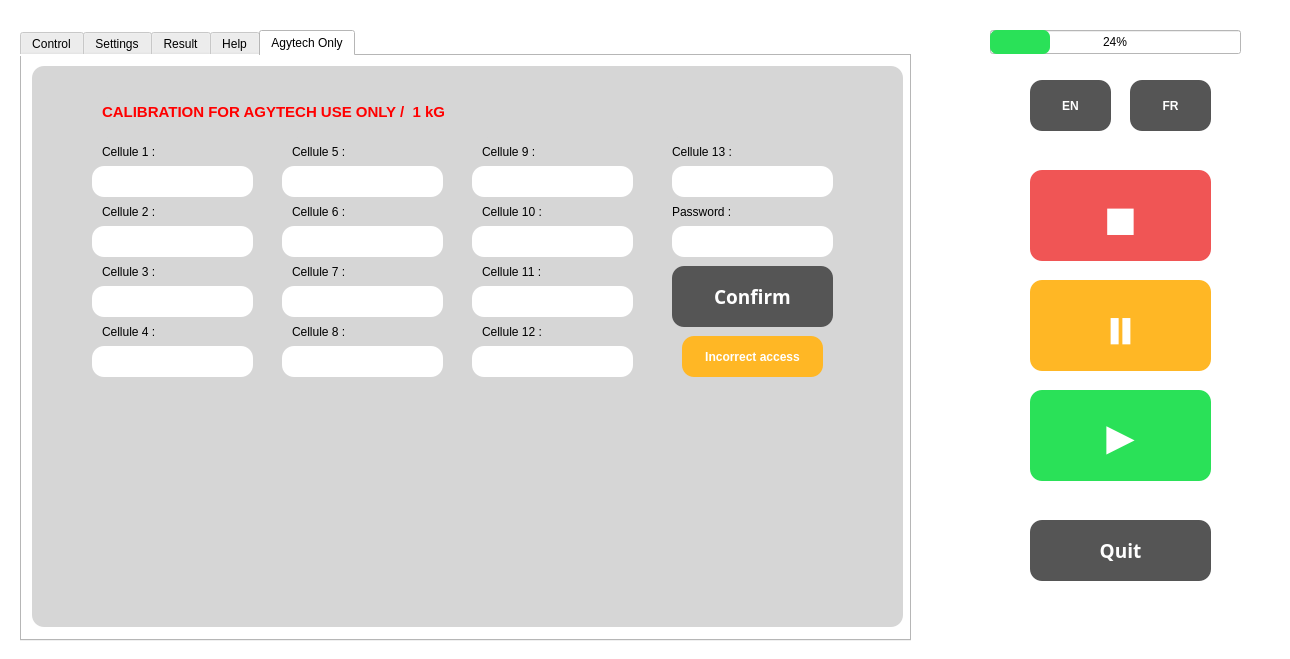
This is main/template/IHM.ui in thetintin1000/peel-test-compiled as Qt 5 draws it before an edit. The edited form follows.
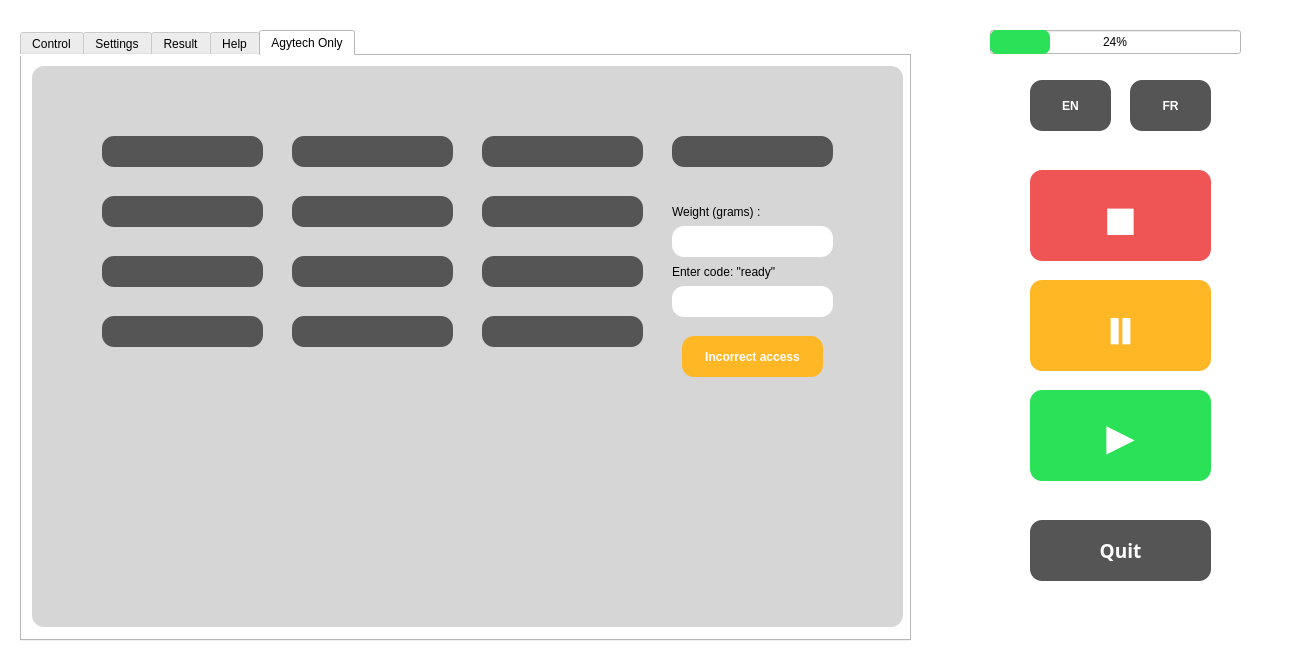
This is the edited form. The open tabs and pages were chosen to show the change. Icons and pictures are not drawn.

Patch:
```diff
--- a/main/template/IHM.ui
+++ b/main/template/IHM.ui
@@ -1281,9 +1281,9 @@
      </property>
      <property name="styleSheet">
       <string notr="true">background-color: rgb(214, 214, 214);
-color: white;
-border-radius: 12px; 
-</string>
+        color: white;
+        border-radius: 12px; 
+        </string>
      </property>
      <property name="frameShape">
       <enum>QFrame::StyledPanel</enum>
@@ -1291,22 +1291,7 @@
      <property name="frameShadow">
       <enum>QFrame::Raised</enum>
      </property>
-     <widget class="QLabel" name="CelluleCalibration1">
-      <property name="geometry">
-       <rect>
-        <x>70</x>
-        <y>70</y>
-        <width>161</width>
-        <height>31</height>
-       </rect>
-      </property>
-      <property name="styleSheet">
-       <string notr="true">color: black</string>
-      </property>
-      <property name="text">
-       <string>Cellule 1 :</string>
-      </property>
-     </widget>
+
      <widget class="QLabel" name="warningCalibration">
       <property name="geometry">
        <rect>
@@ -1335,19 +1320,20 @@
        <set>Qt::AlignCenter</set>
       </property>
      </widget>
-     <widget class="QPushButton" name="pushButtonCalibration">
+
+     <widget class="QPushButton" name="pushButtonCalibrateSensor1">
       <property name="geometry">
        <rect>
-        <x>640</x>
-        <y>200</y>
+        <x>70</x>
+        <y>70</y>
         <width>161</width>
-        <height>61</height>
+        <height>31</height>
        </rect>
       </property>
       <property name="font">
        <font>
         <family>Nunito Sans</family>
-        <pointsize>14</pointsize>
+        <pointsize>12</pointsize>
         <weight>75</weight>
         <bold>true</bold>
        </font>
@@ -1357,63 +1343,48 @@
 	background-color: rgb(85, 85, 85);
 	color: white;
 	border-radius: 12px; 
-}
-
-QPushButton:disabled{
-	background-color: rgb(214, 214, 214);
-	color: white;
-	border-radius: 12px; 
-}</string>
+        }
+        QPushButton:disabled{
+                background-color: rgb(214, 214, 214);
+                color: white;
+                border-radius: 12px; 
+        }</string>
       </property>
-      <property name="text">
-       <string>Confirm</string>
-      </property>
      </widget>
-     <widget class="QLineEdit" name="lineEditCelCalibration1">
+
+     <widget class="QPushButton" name="pushButtonCalibrateSensor2">
       <property name="geometry">
        <rect>
-        <x>60</x>
-        <y>100</y>
-        <width>161</width>
-        <height>31</height>
-       </rect>
-      </property>
-      <property name="styleSheet">
-       <string notr="true">background-color: white;
-color: black;</string>
-      </property>
-     </widget>
-     <widget class="QLabel" name="CelluleCalibration2">
-      <property name="geometry">
-       <rect>
         <x>70</x>
         <y>130</y>
         <width>161</width>
         <height>31</height>
        </rect>
       </property>
-      <property name="styleSheet">
-       <string notr="true">color: black</string>
+      <property name="font">
+       <font>
+        <family>Nunito Sans</family>
+        <pointsize>12</pointsize>
+        <weight>75</weight>
+        <bold>true</bold>
+       </font>
       </property>
-      <property name="text">
-       <string>Cellule 2 :</string>
-      </property>
-     </widget>
-     <widget class="QLineEdit" name="lineEditCelCalibration2">
-      <property name="geometry">
-       <rect>
-        <x>60</x>
-        <y>160</y>
-        <width>161</width>
-        <height>31</height>
-       </rect>
-      </property>
       <property name="styleSheet">
-       <string notr="true">background-color: white;
-color: black;</string>
+       <string notr="true">QPushButton:enabled{
+	background-color: rgb(85, 85, 85);
+	color: white;
+	border-radius: 12px; 
+        }
+
+        QPushButton:disabled{
+                background-color: rgb(214, 214, 214);
+                color: white;
+                border-radius: 12px; 
+        }</string>
       </property>
      </widget>
-     <widget class="QLabel" name="CelluleCalibration3">
+
+     <widget class="QPushButton" name="pushButtonCalibrateSensor3">
       <property name="geometry">
        <rect>
         <x>70</x>
@@ -1422,28 +1393,30 @@
         <height>31</height>
        </rect>
       </property>
-      <property name="styleSheet">
-       <string notr="true">color: black</string>
+      <property name="font">
+       <font>
+        <family>Nunito Sans</family>
+        <pointsize>12</pointsize>
+        <weight>75</weight>
+        <bold>true</bold>
+       </font>
       </property>
-      <property name="text">
-       <string>Cellule 3 :</string>
-      </property>
-     </widget>
-     <widget class="QLineEdit" name="lineEditCelCalibration3">
-      <property name="geometry">
-       <rect>
-        <x>60</x>
-        <y>220</y>
-        <width>161</width>
-        <height>31</height>
-       </rect>
-      </property>
       <property name="styleSheet">
-       <string notr="true">background-color: white;
-color: black;</string>
+       <string notr="true">QPushButton:enabled{
+	background-color: rgb(85, 85, 85);
+	color: white;
+	border-radius: 12px; 
+        }
+
+        QPushButton:disabled{
+                background-color: rgb(214, 214, 214);
+                color: white;
+                border-radius: 12px; 
+        }</string>
       </property>
      </widget>
-     <widget class="QLabel" name="CelluleCalibration4">
+
+     <widget class="QPushButton" name="pushButtonCalibrateSensor4">
       <property name="geometry">
        <rect>
         <x>70</x>
@@ -1452,28 +1425,30 @@
         <height>31</height>
        </rect>
       </property>
-      <property name="styleSheet">
-       <string notr="true">color: black</string>
+      <property name="font">
+       <font>
+        <family>Nunito Sans</family>
+        <pointsize>12</pointsize>
+        <weight>75</weight>
+        <bold>true</bold>
+       </font>
       </property>
-      <property name="text">
-       <string>Cellule 4 :</string>
-      </property>
-     </widget>
-     <widget class="QLineEdit" name="lineEditCelCalibration4">
-      <property name="geometry">
-       <rect>
-        <x>60</x>
-        <y>280</y>
-        <width>161</width>
-        <height>31</height>
-       </rect>
-      </property>
       <property name="styleSheet">
-       <string notr="true">background-color: white;
-color: black;</string>
+       <string notr="true">QPushButton:enabled{
+	background-color: rgb(85, 85, 85);
+	color: white;
+	border-radius: 12px; 
+        }
+
+        QPushButton:disabled{
+                background-color: rgb(214, 214, 214);
+                color: white;
+                border-radius: 12px; 
+        }</string>
       </property>
      </widget>
-     <widget class="QLabel" name="CelluleCalibration5">
+
+     <widget class="QPushButton" name="pushButtonCalibrateSensor5">
       <property name="geometry">
        <rect>
         <x>260</x>
@@ -1482,28 +1457,30 @@
         <height>31</height>
        </rect>
       </property>
-      <property name="styleSheet">
-       <string notr="true">color: black</string>
+      <property name="font">
+       <font>
+        <family>Nunito Sans</family>
+        <pointsize>12</pointsize>
+        <weight>75</weight>
+        <bold>true</bold>
+       </font>
       </property>
-      <property name="text">
-       <string>Cellule 5 :</string>
-      </property>
-     </widget>
-     <widget class="QLineEdit" name="lineEditCelCalibration5">
-      <property name="geometry">
-       <rect>
-        <x>250</x>
-        <y>100</y>
-        <width>161</width>
-        <height>31</height>
-       </rect>
-      </property>
       <property name="styleSheet">
-       <string notr="true">background-color: white;
-color: black;</string>
+       <string notr="true">QPushButton:enabled{
+	background-color: rgb(85, 85, 85);
+	color: white;
+	border-radius: 12px; 
+        }
+
+        QPushButton:disabled{
+                background-color: rgb(214, 214, 214);
+                color: white;
+                border-radius: 12px; 
+        }</string>
       </property>
      </widget>
-     <widget class="QLabel" name="CelluleCalibration6">
+
+     <widget class="QPushButton" name="pushButtonCalibrateSensor6">
       <property name="geometry">
        <rect>
         <x>260</x>
@@ -1512,28 +1489,30 @@
         <height>31</height>
        </rect>
       </property>
-      <property name="styleSheet">
-       <string notr="true">color: black</string>
+      <property name="font">
+       <font>
+        <family>Nunito Sans</family>
+        <pointsize>12</pointsize>
+        <weight>75</weight>
+        <bold>true</bold>
+       </font>
       </property>
-      <property name="text">
-       <string>Cellule 6 :</string>
-      </property>
-     </widget>
-     <widget class="QLineEdit" name="lineEditCelCalibration6">
-      <property name="geometry">
-       <rect>
-        <x>250</x>
-        <y>160</y>
-        <width>161</width>
-        <height>31</height>
-       </rect>
-      </property>
       <property name="styleSheet">
-       <string notr="true">background-color: white;
-color: black;</string>
+       <string notr="true">QPushButton:enabled{
+	background-color: rgb(85, 85, 85);
+	color: white;
+	border-radius: 12px; 
+        }
+
+        QPushButton:disabled{
+                background-color: rgb(214, 214, 214);
+                color: white;
+                border-radius: 12px; 
+        }</string>
       </property>
      </widget>
-     <widget class="QLabel" name="CelluleCalibration7">
+
+     <widget class="QPushButton" name="pushButtonCalibrateSensor7">
       <property name="geometry">
        <rect>
         <x>260</x>
@@ -1542,140 +1521,226 @@
         <height>31</height>
        </rect>
       </property>
+      <property name="font">
+       <font>
+        <family>Nunito Sans</family>
+        <pointsize>12</pointsize>
+        <weight>75</weight>
+        <bold>true</bold>
+       </font>
+      </property>
       <property name="styleSheet">
-       <string notr="true">color: black</string>
+       <string notr="true">QPushButton:enabled{
+	background-color: rgb(85, 85, 85);
+	color: white;
+	border-radius: 12px; 
+        }
+
+        QPushButton:disabled{
+                background-color: rgb(214, 214, 214);
+                color: white;
+                border-radius: 12px; 
+        }</string>
       </property>
-      <property name="text">
-       <string>Cellule 7 :</string>
-      </property>
      </widget>
-     <widget class="QLineEdit" name="lineEditCelCalibration7">
+
+     <widget class="QPushButton" name="pushButtonCalibrateSensor8">
       <property name="geometry">
        <rect>
-        <x>250</x>
-        <y>220</y>
+        <x>260</x>
+        <y>250</y>
         <width>161</width>
         <height>31</height>
        </rect>
       </property>
+      <property name="font">
+       <font>
+        <family>Nunito Sans</family>
+        <pointsize>12</pointsize>
+        <weight>75</weight>
+        <bold>true</bold>
+       </font>
+      </property>
       <property name="styleSheet">
-       <string notr="true">background-color: white;
-color: black;</string>
+       <string notr="true">QPushButton:enabled{
+	background-color: rgb(85, 85, 85);
+	color: white;
+	border-radius: 12px; 
+        }
+
+        QPushButton:disabled{
+                background-color: rgb(214, 214, 214);
+                color: white;
+                border-radius: 12px; 
+        }</string>
       </property>
      </widget>
-     <widget class="QLabel" name="CelluleCalibration8">
+
+     <widget class="QPushButton" name="pushButtonCalibrateSensor9">
       <property name="geometry">
        <rect>
-        <x>260</x>
-        <y>250</y>
-        <width>181</width>
+        <x>450</x>
+        <y>70</y>
+        <width>161</width>
         <height>31</height>
        </rect>
       </property>
+      <property name="font">
+       <font>
+        <family>Nunito Sans</family>
+        <pointsize>12</pointsize>
+        <weight>75</weight>
+        <bold>true</bold>
+       </font>
+      </property>
       <property name="styleSheet">
-       <string notr="true">color: black</string>
+       <string notr="true">QPushButton:enabled{
+	background-color: rgb(85, 85, 85);
+	color: white;
+	border-radius: 12px; 
+        }
+
+        QPushButton:disabled{
+                background-color: rgb(214, 214, 214);
+                color: white;
+                border-radius: 12px; 
+        }</string>
       </property>
-      <property name="text">
-       <string>Cellule 8 :</string>
-      </property>
      </widget>
-     <widget class="QLabel" name="CelluleCalibration10">
+
+     <widget class="QPushButton" name="pushButtonCalibrateSensor10">
       <property name="geometry">
        <rect>
         <x>450</x>
         <y>130</y>
-        <width>171</width>
+        <width>161</width>
         <height>31</height>
        </rect>
       </property>
+      <property name="font">
+       <font>
+        <family>Nunito Sans</family>
+        <pointsize>12</pointsize>
+        <weight>75</weight>
+        <bold>true</bold>
+       </font>
+      </property>
       <property name="styleSheet">
-       <string notr="true">color: black</string>
+       <string notr="true">QPushButton:enabled{
+	background-color: rgb(85, 85, 85);
+	color: white;
+	border-radius: 12px; 
+        }
+
+        QPushButton:disabled{
+                background-color: rgb(214, 214, 214);
+                color: white;
+                border-radius: 12px; 
+        }</string>
       </property>
-      <property name="text">
-       <string>Cellule 10 :</string>
-      </property>
      </widget>
-     <widget class="QLabel" name="CelluleCalibration11">
+
+     <widget class="QPushButton" name="pushButtonCalibrateSensor11">
       <property name="geometry">
        <rect>
         <x>450</x>
         <y>190</y>
-        <width>171</width>
+        <width>161</width>
         <height>31</height>
        </rect>
       </property>
+      <property name="font">
+       <font>
+        <family>Nunito Sans</family>
+        <pointsize>12</pointsize>
+        <weight>75</weight>
+        <bold>true</bold>
+       </font>
+      </property>
       <property name="styleSheet">
-       <string notr="true">color: black</string>
+       <string notr="true">QPushButton:enabled{
+	background-color: rgb(85, 85, 85);
+	color: white;
+	border-radius: 12px; 
+        }
+
+        QPushButton:disabled{
+                background-color: rgb(214, 214, 214);
+                color: white;
+                border-radius: 12px; 
+        }</string>
       </property>
-      <property name="text">
-       <string>Cellule 11 :</string>
-      </property>
      </widget>
-     <widget class="QLabel" name="CelluleCalibration12">
+
+     <widget class="QPushButton" name="pushButtonCalibrateSensor12">
       <property name="geometry">
        <rect>
         <x>450</x>
         <y>250</y>
-        <width>171</width>
+        <width>161</width>
         <height>31</height>
        </rect>
       </property>
+      <property name="font">
+       <font>
+        <family>Nunito Sans</family>
+        <pointsize>12</pointsize>
+        <weight>75</weight>
+        <bold>true</bold>
+       </font>
+      </property>
       <property name="styleSheet">
-       <string notr="true">color: black</string>
+       <string notr="true">QPushButton:enabled{
+	background-color: rgb(85, 85, 85);
+	color: white;
+	border-radius: 12px; 
+        }
+
+        QPushButton:disabled{
+                background-color: rgb(214, 214, 214);
+                color: white;
+                border-radius: 12px; 
+        }</string>
       </property>
-      <property name="text">
-       <string>Cellule 12 :</string>
-      </property>
      </widget>
-     <widget class="QLabel" name="CelluleCalibration13">
+
+     <widget class="QPushButton" name="pushButtonCalibrateSensor13">
       <property name="geometry">
        <rect>
         <x>640</x>
         <y>70</y>
-        <width>171</width>
-        <height>31</height>
-       </rect>
-      </property>
-      <property name="styleSheet">
-       <string notr="true">color: black</string>
-      </property>
-      <property name="text">
-       <string>Cellule 13 :</string>
-      </property>
-     </widget>
-     <widget class="QLineEdit" name="lineEditCelCalibration12">
-      <property name="geometry">
-       <rect>
-        <x>440</x>
-        <y>280</y>
         <width>161</width>
         <height>31</height>
        </rect>
       </property>
-      <property name="styleSheet">
-       <string notr="true">background-color: white;
-color: black;</string>
+      <property name="font">
+       <font>
+        <family>Nunito Sans</family>
+        <pointsize>12</pointsize>
+        <weight>75</weight>
+        <bold>true</bold>
+       </font>
       </property>
-     </widget>
-     <widget class="QLineEdit" name="lineEditCelCalibration9">
-      <property name="geometry">
-       <rect>
-        <x>440</x>
-        <y>100</y>
-        <width>161</width>
-        <height>31</height>
-       </rect>
-      </property>
       <property name="styleSheet">
-       <string notr="true">background-color: white;
-color: black;</string>
+       <string notr="true">QPushButton:enabled{
+	background-color: rgb(85, 85, 85);
+	color: white;
+	border-radius: 12px; 
+        }
+
+        QPushButton:disabled{
+                background-color: rgb(214, 214, 214);
+                color: white;
+                border-radius: 12px; 
+        }</string>
       </property>
      </widget>
-     <widget class="QLabel" name="CelluleCalibration9">
+
+     <widget class="QLabel" name="LabelGrams">
       <property name="geometry">
        <rect>
-        <x>450</x>
-        <y>70</y>
+        <x>640</x>
+        <y>130</y>
         <width>161</width>
         <height>31</height>
        </rect>
@@ -1684,70 +1749,29 @@
        <string notr="true">color: black</string>
       </property>
       <property name="text">
-       <string>Cellule 9 :</string>
+       <string>Weight (grams) :</string>
       </property>
      </widget>
-     <widget class="QLineEdit" name="lineEditCelCalibration8">
+
+     <widget class="QLineEdit" name="EditGrams">
       <property name="geometry">
        <rect>
-        <x>250</x>
-        <y>280</y>
-        <width>161</width>
-        <height>31</height>
-       </rect>
-      </property>
-      <property name="styleSheet">
-       <string notr="true">background-color: white;
-color: black;</string>
-      </property>
-     </widget>
-     <widget class="QLineEdit" name="lineEditCelCalibration10">
-      <property name="geometry">
-       <rect>
-        <x>440</x>
+        <x>640</x>
         <y>160</y>
         <width>161</width>
         <height>31</height>
        </rect>
       </property>
       <property name="styleSheet">
-       <string notr="true">background-color: white;
-color: black;</string>
+       <string notr="true">background-color: white; color: black;</string>
       </property>
      </widget>
-     <widget class="QLineEdit" name="lineEditCelCalibration13">
-      <property name="geometry">
-       <rect>
-        <x>640</x>
-        <y>100</y>
-        <width>161</width>
-        <height>31</height>
-       </rect>
-      </property>
-      <property name="styleSheet">
-       <string notr="true">background-color: white;
-color: black;</string>
-      </property>
-     </widget>
-     <widget class="QLineEdit" name="lineEditCelCalibration11">
-      <property name="geometry">
-       <rect>
-        <x>440</x>
-        <y>220</y>
-        <width>161</width>
-        <height>31</height>
-       </rect>
-      </property>
-      <property name="styleSheet">
-       <string notr="true">background-color: white;
-color: black;</string>
-      </property>
-     </widget>
+     
      <widget class="QLabel" name="CelluleCalibrationPassword">
       <property name="geometry">
        <rect>
         <x>640</x>
-        <y>130</y>
+        <y>190</y>
         <width>161</width>
         <height>31</height>
        </rect>
@@ -1756,77 +1780,41 @@
        <string notr="true">color: black</string>
       </property>
       <property name="text">
-       <string>Password :</string>
+       <string>Enter code: "ready"</string>
       </property>
      </widget>
+
      <widget class="QLineEdit" name="lineEditCelCalibrationPassword">
       <property name="geometry">
        <rect>
         <x>640</x>
-        <y>160</y>
+        <y>220</y>
         <width>161</width>
         <height>31</height>
        </rect>
       </property>
       <property name="styleSheet">
-       <string notr="true">background-color: white;
-color: black;</string>
+       <string notr="true">background-color: white; color: black;</string>
       </property>
      </widget>
-     <widget class="QLabel" name="CelluleCalibration1_2">
-      <property name="geometry">
-       <rect>
-        <x>70</x>
-        <y>30</y>
-        <width>721</width>
-        <height>31</height>
-       </rect>
-      </property>
-      <property name="font">
-       <font>
-        <pointsize>11</pointsize>
-        <weight>75</weight>
-        <bold>true</bold>
-       </font>
-      </property>
-      <property name="styleSheet">
-       <string notr="true">color: red</string>
-      </property>
-      <property name="text">
-       <string>CALIBRATION FOR AGYTECH USE ONLY /  1 kG</string>
-      </property>
-     </widget>
-     <zorder>CelluleCalibration1</zorder>
+
      <zorder>warningCalibration</zorder>
-     <zorder>pushButtonCalibration</zorder>
-     <zorder>CelluleCalibration2</zorder>
-     <zorder>CelluleCalibration3</zorder>
-     <zorder>CelluleCalibration4</zorder>
-     <zorder>CelluleCalibration5</zorder>
-     <zorder>CelluleCalibration6</zorder>
-     <zorder>CelluleCalibration7</zorder>
-     <zorder>CelluleCalibration8</zorder>
-     <zorder>CelluleCalibration10</zorder>
-     <zorder>CelluleCalibration11</zorder>
-     <zorder>CelluleCalibration12</zorder>
-     <zorder>CelluleCalibration13</zorder>
-     <zorder>CelluleCalibration9</zorder>
+     <zorder>pushButtonCalibrateSensor1</zorder>
+     <zorder>pushButtonCalibrateSensor2</zorder>
+     <zorder>pushButtonCalibrateSensor3</zorder>
+     <zorder>pushButtonCalibrateSensor4</zorder>
+     <zorder>pushButtonCalibrateSensor5</zorder>
+     <zorder>pushButtonCalibrateSensor6</zorder>
+     <zorder>pushButtonCalibrateSensor7</zorder>
+     <zorder>pushButtonCalibrateSensor8</zorder>
+     <zorder>pushButtonCalibrateSensor9</zorder>
+     <zorder>pushButtonCalibrateSensor10</zorder>
+     <zorder>pushButtonCalibrateSensor11</zorder>
+     <zorder>pushButtonCalibrateSensor12</zorder>
+     <zorder>pushButtonCalibrateSensor13</zorder>
      <zorder>CelluleCalibrationPassword</zorder>
-     <zorder>CelluleCalibration1_2</zorder>
-     <zorder>lineEditCelCalibration1</zorder>
-     <zorder>lineEditCelCalibration2</zorder>
-     <zorder>lineEditCelCalibration3</zorder>
-     <zorder>lineEditCelCalibration4</zorder>
-     <zorder>lineEditCelCalibration5</zorder>
-     <zorder>lineEditCelCalibration6</zorder>
-     <zorder>lineEditCelCalibration7</zorder>
-     <zorder>lineEditCelCalibration8</zorder>
-     <zorder>lineEditCelCalibration9</zorder>
-     <zorder>lineEditCelCalibration10</zorder>
-     <zorder>lineEditCelCalibration11</zorder>
-     <zorder>lineEditCelCalibration12</zorder>
-     <zorder>lineEditCelCalibration13</zorder>
      <zorder>lineEditCelCalibrationPassword</zorder>
+     <zorder>EditGrams</zorder>
     </widget>
    </widget>
   </widget>
```
